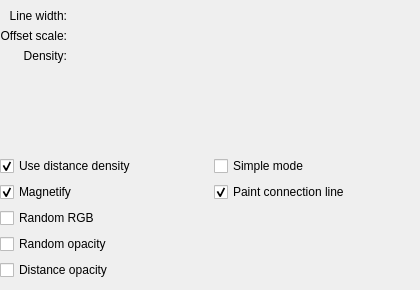
Old version of the form plugins/paintops/sketch/wdgsketchoptions.ui in the repository KDE/krita.
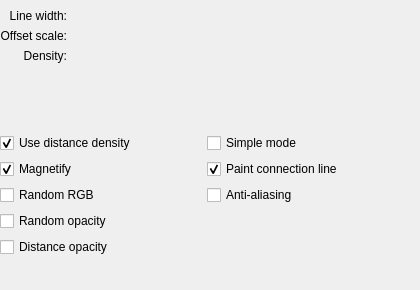
New version of the form. Custom widgets are drawn as their Qt base class.

Patch:
```diff
--- a/plugins/paintops/sketch/wdgsketchoptions.ui
+++ b/plugins/paintops/sketch/wdgsketchoptions.ui
@@ -26,13 +26,13 @@
     <height>60</height>
    </size>
   </property>
-  <widget class="QWidget" name="">
+  <widget class="QWidget" name="layoutWidget">
    <property name="geometry">
     <rect>
      <x>0</x>
      <y>9</y>
-     <width>421</width>
-     <height>271</height>
+     <width>408</width>
+     <height>248</height>
     </rect>
    </property>
    <layout class="QVBoxLayout" name="verticalLayout_2">
@@ -148,28 +148,38 @@
      </layout>
     </item>
     <item>
-     <layout class="QVBoxLayout" name="verticalLayout">
-      <item>
-       <widget class="QCheckBox" name="randomRGBCHbox">
-        <property name="text">
-         <string>Random RGB</string>
-        </property>
-       </widget>
-      </item>
-      <item>
+     <layout class="QGridLayout" name="gridLayout_3" rowstretch="0,0,0" columnstretch="0,0">
+      <item row="1" column="0">
        <widget class="QCheckBox" name="randomOpacityCHbox">
         <property name="text">
          <string>Random opacity</string>
         </property>
        </widget>
       </item>
-      <item>
+      <item row="0" column="0">
+       <widget class="QCheckBox" name="randomRGBCHbox">
+        <property name="text">
+         <string>Random RGB</string>
+        </property>
+       </widget>
+      </item>
+      <item row="2" column="0">
        <widget class="QCheckBox" name="distanceOpacityCHbox">
         <property name="text">
          <string>Distance opacity</string>
         </property>
        </widget>
       </item>
+      <item row="0" column="1">
+       <widget class="QCheckBox" name="antiAliasingCHBox">
+        <property name="enabled">
+         <bool>true</bool>
+        </property>
+        <property name="text">
+         <string>Anti-aliasing</string>
+        </property>
+       </widget>
+      </item>
      </layout>
     </item>
    </layout>
```
Left out of the diff: 28 changed lines with no effect on the pictures.
